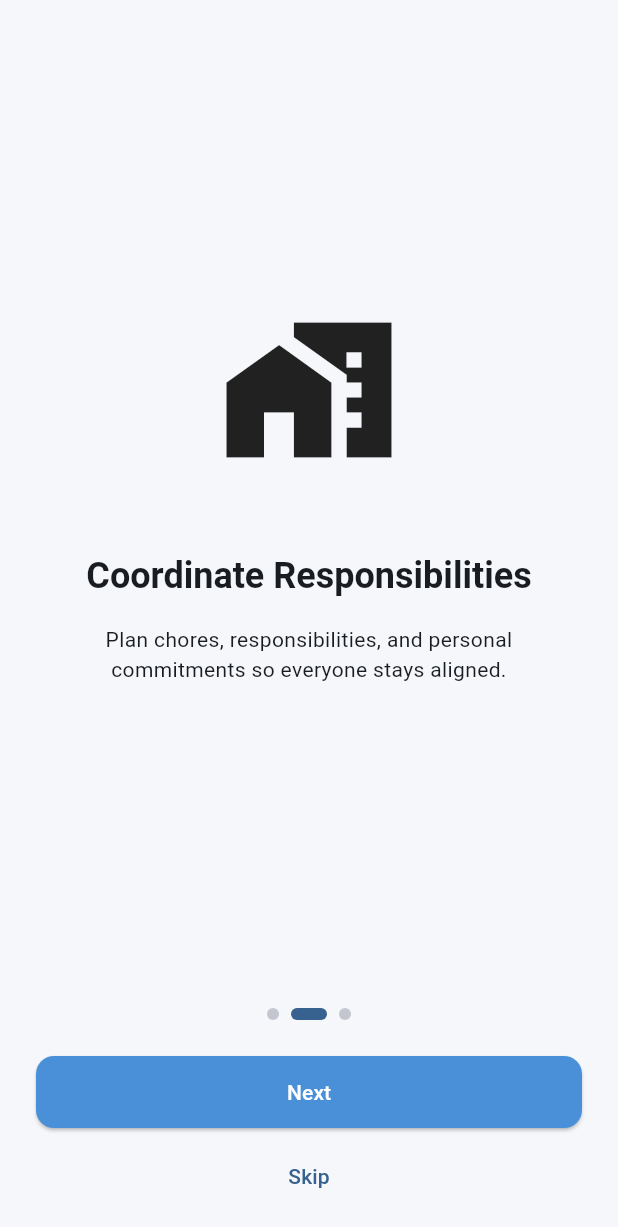
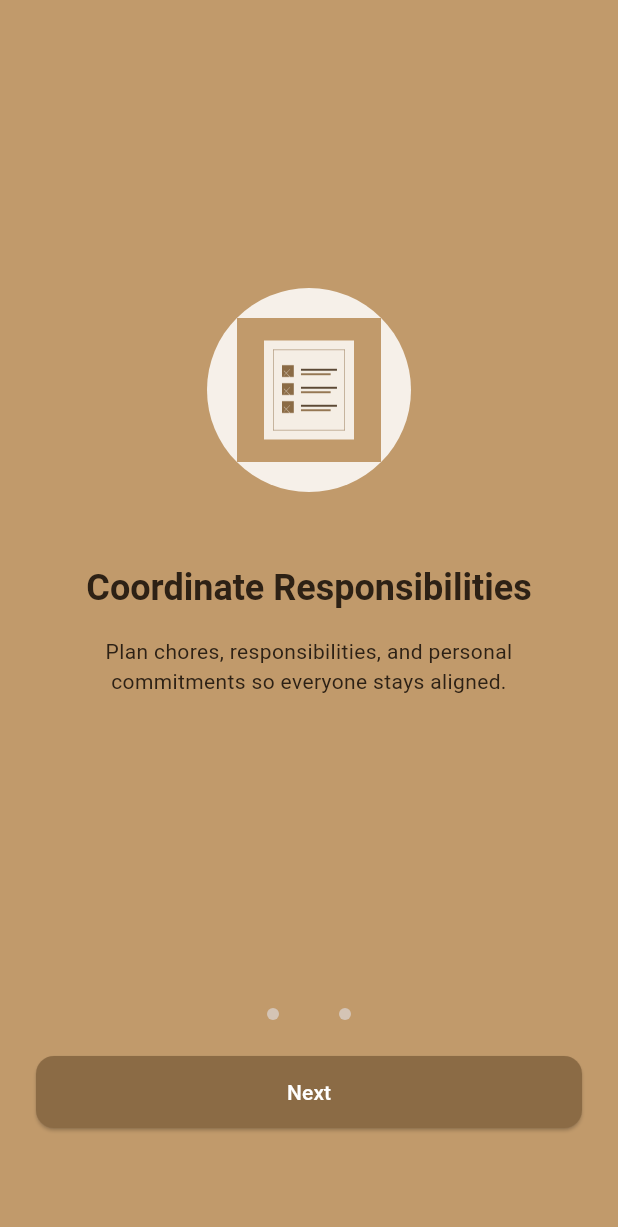
Before and after one commit to MustafaElayyan/Roommater, a Flutter app: the screen it shows after launch, swiped to page 2, on a phone screen of 412 x 824 dp. Shown: the top 1227 px of the screen. Run offline on Flutter 3.47's test engine with Material 3 defaults, Android fonts, the phone set to English and light mode, and no system bars; our stand-ins replace cloud_firestore, firebase_auth, firebase_core, firebase_storage, flutter_riverpod, go_router; accounts and stored records are empty.

Commit message:
Apply camel app-wide theme and distinct onboarding illustrations
Co-authored-by: MustafaElayyan <165664089+MustafaElayyan@users.noreply.github.com>

```diff
--- a/lib/app/app.dart
+++ b/lib/app/app.dart
@@ -21,7 +21,7 @@ class App extends ConsumerWidget {
       debugShowCheckedModeBanner: false,
       theme: AppTheme.light,
       darkTheme: AppTheme.dark,
-      themeMode: ThemeMode.system,
+      themeMode: ThemeMode.light,
       routerConfig: router,
     );
   }
--- a/lib/core/theme/app_colors.dart
+++ b/lib/core/theme/app_colors.dart
@@ -5,23 +5,23 @@ import 'package:flutter/material.dart';
 /// Use only these constants throughout the app to ensure visual consistency.
 abstract final class AppColors {
   // Primary brand colours
-  static const Color primary = Color(0xFF4A90D9);
-  static const Color primaryDark = Color(0xFF2C6FAC);
-  static const Color primaryLight = Color(0xFF7FB5E8);
+  static const Color primary = Color(0xFFC19A6B);
+  static const Color primaryDark = Color(0xFF8B6B45);
+  static const Color primaryLight = Color(0xFFD8BE9B);
 
   // Accent
   static const Color accent = Color(0xFFFF7043);
 
   // Neutral
-  static const Color backgroundLight = Color(0xFFF5F7FA);
-  static const Color backgroundDark = Color(0xFF121212);
+  static const Color backgroundLight = Color(0xFFC19A6B);
+  static const Color backgroundDark = Color(0xFFC19A6B);
   static const Color surfaceLight = Color(0xFFFFFFFF);
-  static const Color surfaceDark = Color(0xFF1E1E1E);
+  static const Color surfaceDark = Color(0xFF4D3924);
 
   // Text
-  static const Color textPrimary = Color(0xFF1A1A2E);
-  static const Color textSecondary = Color(0xFF6B7280);
-  static const Color textOnPrimary = Color(0xFFFFFFFF);
+  static const Color textPrimary = Color(0xFF2D2115);
+  static const Color textSecondary = Color(0xFF4D3924);
+  static const Color textOnPrimary = Color(0xFF1A130B);
 
   // Status
   static const Color success = Color(0xFF4CAF50);
--- a/lib/core/theme/app_theme.dart
+++ b/lib/core/theme/app_theme.dart
@@ -12,18 +12,21 @@ abstract final class AppTheme {
         colorScheme: ColorScheme.fromSeed(
           seedColor: AppColors.primary,
           brightness: Brightness.light,
+          primary: AppColors.primary,
+          onPrimary: AppColors.textOnPrimary,
           surface: AppColors.surfaceLight,
+          onSurface: AppColors.textPrimary,
         ),
         scaffoldBackgroundColor: AppColors.backgroundLight,
         appBarTheme: const AppBarTheme(
           backgroundColor: AppColors.primary,
-          foregroundColor: AppColors.textOnPrimary,
+          foregroundColor: AppColors.textPrimary,
           elevation: 0,
         ),
         elevatedButtonTheme: ElevatedButtonThemeData(
           style: ElevatedButton.styleFrom(
-            backgroundColor: AppColors.primary,
-            foregroundColor: AppColors.textOnPrimary,
+            backgroundColor: AppColors.primaryDark,
+            foregroundColor: Colors.white,
             minimumSize: const Size(double.infinity, 48),
             shape: const RoundedRectangleBorder(
               borderRadius: BorderRadius.all(Radius.circular(12)),
@@ -43,18 +46,21 @@ abstract final class AppTheme {
         colorScheme: ColorScheme.fromSeed(
           seedColor: AppColors.primary,
           brightness: Brightness.dark,
+          primary: AppColors.primaryDark,
+          onPrimary: Colors.white,
           surface: AppColors.surfaceDark,
+          onSurface: Colors.white,
         ),
-        scaffoldBackgroundColor: AppColors.backgroundDark,
+        scaffoldBackgroundColor: AppColors.primary,
         appBarTheme: const AppBarTheme(
-          backgroundColor: AppColors.surfaceDark,
-          foregroundColor: AppColors.textOnPrimary,
+          backgroundColor: AppColors.primaryDark,
+          foregroundColor: Colors.white,
           elevation: 0,
         ),
         elevatedButtonTheme: ElevatedButtonThemeData(
           style: ElevatedButton.styleFrom(
-            backgroundColor: AppColors.primary,
-            foregroundColor: AppColors.textOnPrimary,
+            backgroundColor: AppColors.surfaceDark,
+            foregroundColor: Colors.white,
             minimumSize: const Size(double.infinity, 48),
             shape: const RoundedRectangleBorder(
               borderRadius: BorderRadius.all(Radius.circular(12)),
--- a/lib/features/onboarding/presentation/screens/onboarding_screen.dart
+++ b/lib/features/onboarding/presentation/screens/onboarding_screen.dart
@@ -16,6 +16,11 @@ class OnboardingScreen extends ConsumerStatefulWidget {
 
 class _OnboardingScreenState extends ConsumerState<OnboardingScreen> {
   late final PageController _pageController;
+  static const List<IconData> _slideIcons = [
+    Icons.groups_2_outlined,
+    Icons.checklist_rtl_outlined,
+    Icons.calendar_month_outlined,
+  ];
 
   @override
   void initState() {
@@ -65,7 +70,26 @@ class _OnboardingScreenState extends ConsumerState<OnboardingScreen> {
                     child: Column(
                       mainAxisAlignment: MainAxisAlignment.center,
                       children: [
-                        const Icon(Icons.home_work, size: 120),
+                        Container(
+                          padding: const EdgeInsets.all(20),
+                          decoration: BoxDecoration(
+                            color: Colors.white.withOpacity(0.85),
+                            shape: BoxShape.circle,
+                          ),
+                          child: SizedBox(
+                            height: 96,
+                            width: 96,
+                            child: Image.asset(
+                              page.illustrationAsset,
+                              fit: BoxFit.contain,
+                              errorBuilder: (_, __, ___) => Icon(
+                                _slideIcons[index],
+                                size: 96,
+                                color: Theme.of(context).colorScheme.primary,
+                              ),
+                            ),
+                          ),
+                        ),
                         const SizedBox(height: 48),
                         Text(
                           page.title,
--- a/pubspec.yaml
+++ b/pubspec.yaml
@@ -30,3 +30,5 @@ dev_dependencies:
 
 flutter:
   uses-material-design: true
+  assets:
+    - assets/illustrations/
```
Also changed, not shown: assets/illustrations/onboarding_1.png (added), assets/illustrations/onboarding_2.png (added), assets/illustrations/onboarding_3.png (added), 2 other files.
